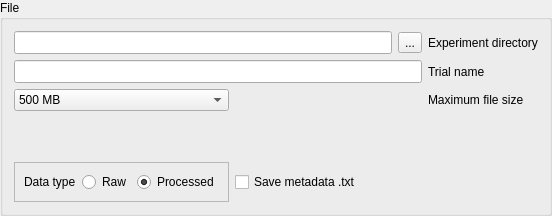
Qt form src/main/resources/windows/ui/FileGroupBox.ui (sstucker/OCTview) before a commit.
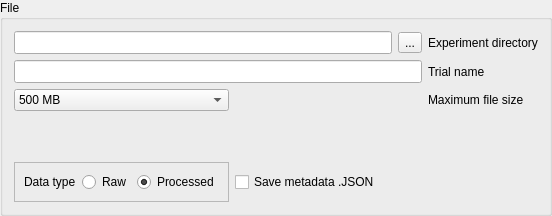
The same form after that commit.

Commit message: Fixed B-line repeat processing. JSON metadata export. Spectrometer bandwidth display.

Patch:
```diff
--- a/src/main/resources/windows/ui/FileGroupBox.ui
+++ b/src/main/resources/windows/ui/FileGroupBox.ui
@@ -142,7 +142,7 @@
      <item row="4" column="1" colspan="2">
       <widget class="QCheckBox" name="checkMetadata">
        <property name="text">
-        <string>Save metadata .txt</string>
+        <string>Save metadata .JSON</string>
        </property>
       </widget>
      </item>
```
Left out of the diff: 3 changed lines with no effect on the pictures. The commit also changes 13 other files.
